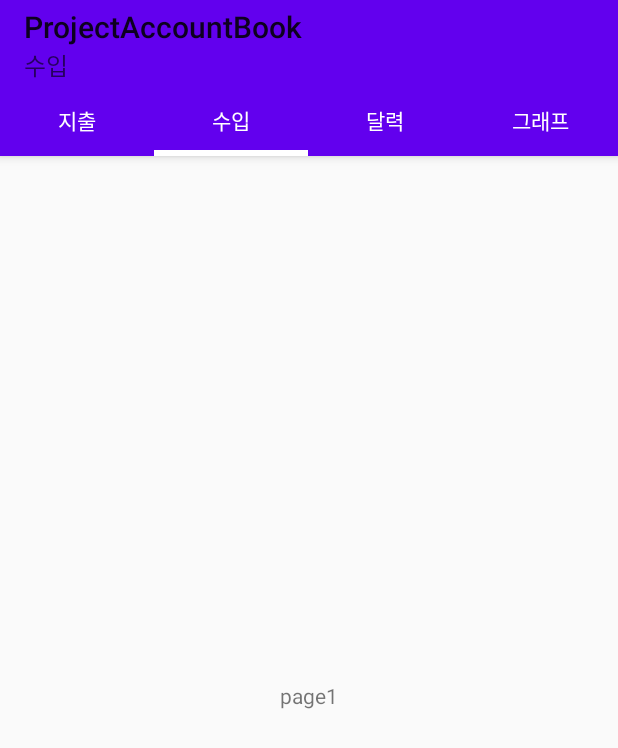
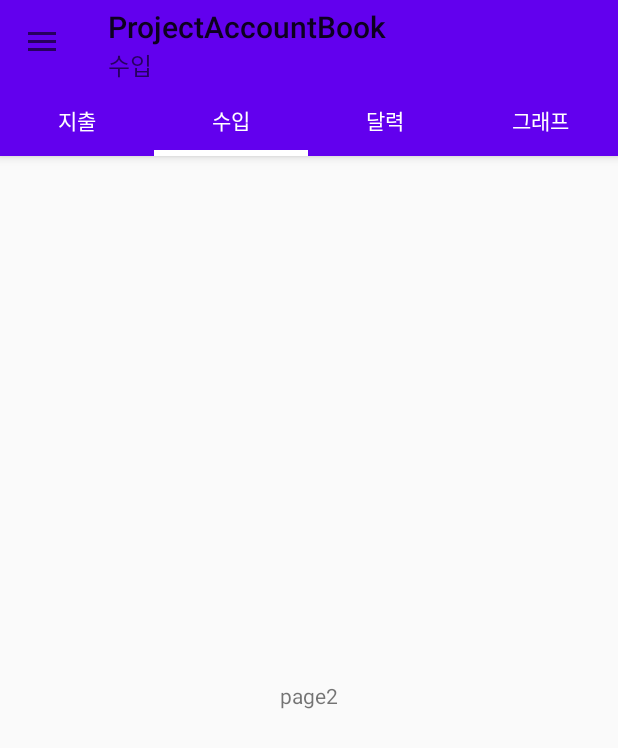
Before and after one commit to lsttsl2019/ProjectAccountBook, an Android app: the MainActivity screen opened directly, with no data from a screen before it, tab 2 chosen, on a phone screen of 412 x 824 dp. Shown: the top 748 px of the screen. Run offline under Robolectric (Android 15) with nearby library versions, the phone set to English and light mode, and no system bars; Roboto replaces fonts that are not available here.

Commit message:
프로머그 네이비게이션뷰완료 폰트 추가작업 시작

```diff
--- a/app/build.gradle
+++ b/app/build.gradle
@@ -33,4 +33,5 @@ dependencies {
     implementation 'com.android.support:design:28.0.0'
     implementation 'com.android.support:cardview-v7:28.0.0'
     implementation 'com.android.support:recyclerview-v7:28.0.0'
+    implementation 'de.hdodenhof:circleimageview:3.0.0'
 }
--- a/app/src/main/java/com/isttis2019/projectaccountbook/MainActivity.java
+++ b/app/src/main/java/com/isttis2019/projectaccountbook/MainActivity.java
@@ -2,39 +2,58 @@ package com.isttis2019.projectaccountbook;
 
 import android.databinding.Bindable;
 import android.databinding.DataBindingUtil;
+import android.support.design.widget.NavigationView;
 import android.support.design.widget.TabLayout;
 import android.support.v4.app.Fragment;
+import android.support.v4.view.ViewPager;
+import android.support.v4.widget.DrawerLayout;
+import android.support.v7.app.ActionBarDrawerToggle;
 import android.support.v7.app.AppCompatActivity;
 import android.os.Bundle;
 import android.support.v7.widget.Toolbar;
 
-import com.isttis2019.projectaccountbook.databinding.ActivityMainBinding;
+
 
 public class MainActivity extends AppCompatActivity {
 
 
-  ActivityMainBinding binding;
 
+  Toolbar toolbar;
   MyAdapter myAdapter;
+  ViewPager viewPager;
+  TabLayout tabLayout;
 
-
+  DrawerLayout drawerLayout;
+  NavigationView navigationView;
+  ActionBarDrawerToggle drawerToggle;
     @Override
     protected void onCreate(Bundle savedInstanceState) {
         super.onCreate(savedInstanceState);
         setContentView(R.layout.activity_main);
-    binding= DataBindingUtil.setContentView(this,R.layout.activity_main);
-
-    setSupportActionBar(binding.toolbar);
 
 
+    toolbar=findViewById(R.id.toolbar);
+    setSupportActionBar(toolbar);
+
+    viewPager=findViewById(R.id.viewPager);
+    tabLayout=findViewById(R.id.layout_tab);
+
     myAdapter=new MyAdapter(getSupportFragmentManager());
-    binding.viewPager.setAdapter(myAdapter);
-    binding.layoutTab.setupWithViewPager(binding.viewPager);
+    viewPager.setAdapter(myAdapter);
+    tabLayout.setupWithViewPager(viewPager);
+    //테이블 레이아웃
+
+        drawerLayout= findViewById(R.id.draweerlayout);
+        navigationView=findViewById(R.id.navigationView);
+        navigationView.setItemIconTintList(null);
+
+        drawerToggle =new ActionBarDrawerToggle(this, drawerLayout, toolbar, R.string.app_name,R.string.app_name);
+        drawerLayout.addDrawerListener(drawerToggle);
+        drawerToggle.syncState();
 
 
 
-
-    binding.layoutTab.addOnTabSelectedListener(new TabLayout.BaseOnTabSelectedListener() {
+    tabLayout.addOnTabSelectedListener(new TabLayout.BaseOnTabSelectedListener() {
         @Override
         public void onTabSelected(TabLayout.Tab tab) {
         getSupportActionBar().setSubtitle(tab.getText());
@@ -59,8 +78,9 @@ public class MainActivity extends AppCompatActivity {
 
 
 
-    }
+
+    }//onCreate
 
 
 
-}
+}//class 마지막
--- a/app/src/main/res/layout/activity_main.xml
+++ b/app/src/main/res/layout/activity_main.xml
@@ -1,7 +1,10 @@
 <?xml version="1.0" encoding="utf-8"?>
-<layout xmlns:android="http://schemas.android.com/apk/res/android"
+<android.support.v4.widget.DrawerLayout xmlns:android="http://schemas.android.com/apk/res/android"
     xmlns:app="http://schemas.android.com/apk/res-auto"
     xmlns:tools="http://schemas.android.com/tools"
+    android:layout_width="match_parent"
+    android:layout_height="match_parent"
+    android:id="@+id/draweerlayout"
     tools:context=".MainActivity">
 
 
@@ -41,6 +44,8 @@
 
         </android.support.design.widget.AppBarLayout>
 
+
+
         <!--Content영역-->
 
         <android.support.v4.view.ViewPager
@@ -53,6 +58,15 @@
 
     </LinearLayout>
 
+    <android.support.design.widget.NavigationView
+        android:id="@+id/navigationView"
+        android:layout_gravity="start"
+        app:headerLayout="@layout/drawer_haer"
+        app:menu="@menu/drwer_menu"
+        android:layout_width="match_parent"
+        android:layout_height="match_parent">
+
+    </android.support.design.widget.NavigationView>
 
 
-</layout>
+</android.support.v4.widget.DrawerLayout>
--- a/app/src/main/res/layout/fragment_page2.xml
+++ b/app/src/main/res/layout/fragment_page2.xml
@@ -6,7 +6,7 @@
 
     <TextView
         android:layout_centerInParent="true"
-        android:text="page1"
+        android:text="page2"
         android:layout_width="wrap_content"
         android:layout_height="wrap_content" />
 
--- /dev/null
+++ b/app/src/main/res/menu/drwer_menu.xml
@@ -0,0 +1,6 @@
+<?xml version="1.0" encoding="utf-8"?>
+<menu xmlns:android="http://schemas.android.com/apk/res/android">
+
+
+
+</menu>
```
Also changed, not shown: app/src/main/res/layout/drawer_haer.xml (added, +31 -0 lines), app/src/main/res/drawable/mainlogo.png (added), 2 other files.
